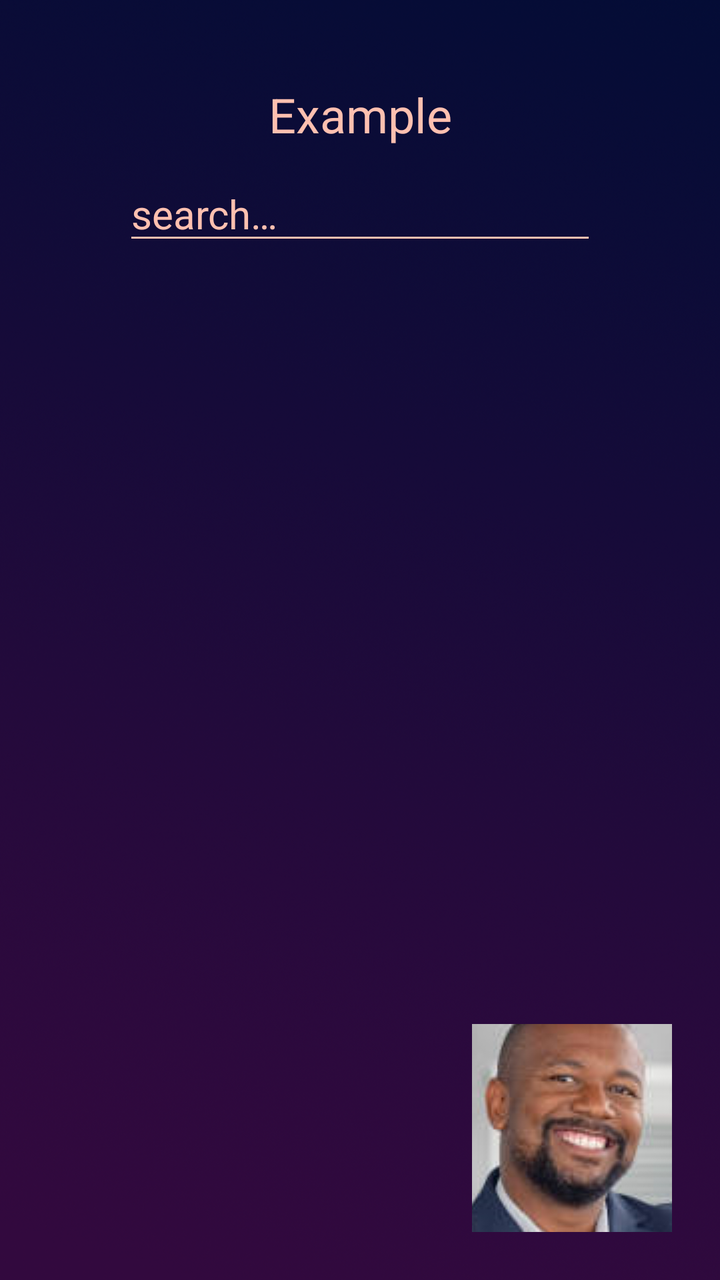
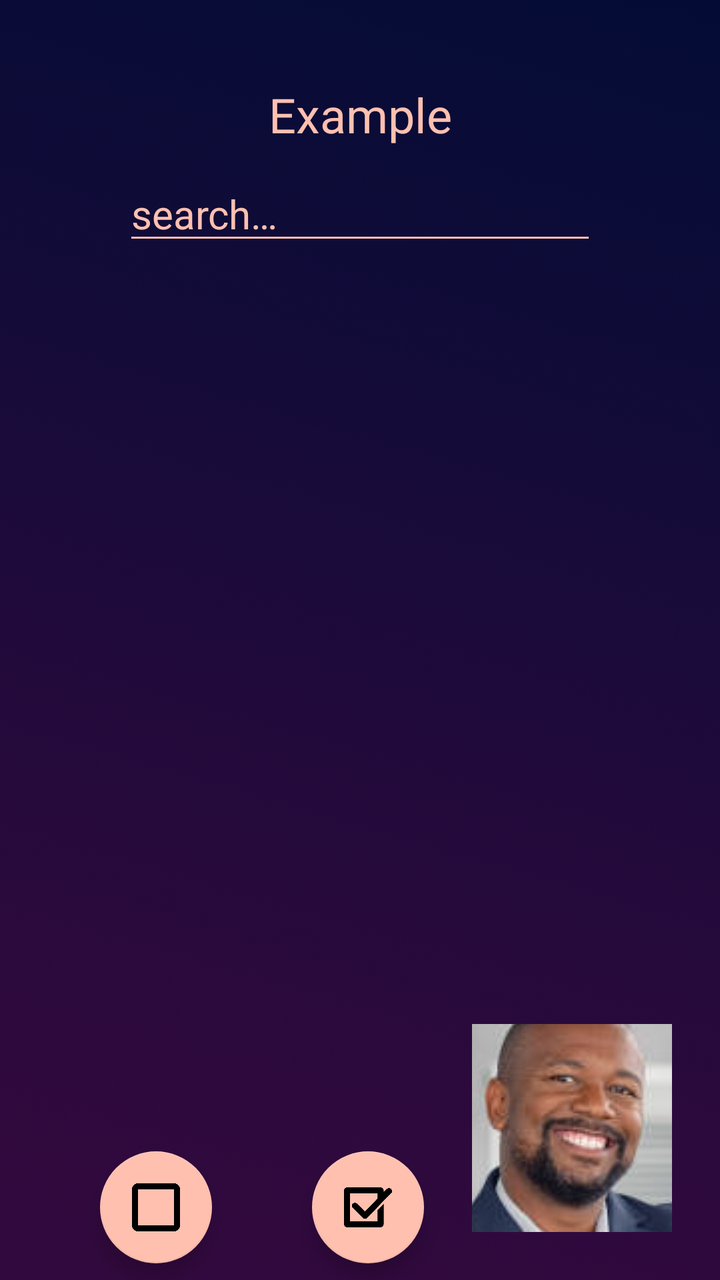

Screens rendered from an Android XML layout before and after an edit, with the pre-edit source and the edit as a unified diff.
<!-- AndroidManifest.xml: activity theme Theme.Tasqr_NoToolBar -->
<!-- res/layout/activity_addusers.xml -->
<?xml version="1.0" encoding="utf-8"?>
<androidx.constraintlayout.widget.ConstraintLayout xmlns:android="http://schemas.android.com/apk/res/android"
    xmlns:app="http://schemas.android.com/apk/res-auto"
    xmlns:tools="http://schemas.android.com/tools"
    android:layout_width="match_parent"
    android:layout_height="match_parent"
    android:background="@drawable/backgroundlogin"
    tools:context=".AddUsersActivity">

    <ListView
        android:id="@+id/companylist"
        android:layout_width="0dp"
        android:layout_height="0dp"
        android:choiceMode="multipleChoice"
        app:layout_constraintBottom_toBottomOf="parent"
        app:layout_constraintHeight_percent="0.75"
        app:layout_constraintWidth_percent="1"
        app:layout_constraintStart_toStartOf="parent"
        app:layout_constraintTop_toBottomOf="@+id/editTextOwnership"
        app:layout_constraintVertical_bias="1.0" />

    <androidx.constraintlayout.widget.ConstraintLayout
        android:id="@+id/constraintLayout"
        android:layout_width="wrap_content"
        android:layout_height="wrap_content"
        app:layout_constraintBottom_toBottomOf="parent"
        app:layout_constraintEnd_toEndOf="parent"
        app:layout_constraintTop_toTopOf="parent"
        app:layout_constraintVertical_bias="1.0">

        <ImageButton
            android:id="@+id/snickers"
            android:layout_width="100dp"
            android:layout_height="104dp"
            android:layout_marginEnd="24dp"
            android:layout_marginBottom="24dp"
            app:layout_constraintBottom_toBottomOf="parent"
            app:layout_constraintEnd_toEndOf="parent"
            app:srcCompat="@drawable/avatar" />
    </androidx.constraintlayout.widget.ConstraintLayout>

    <TextView
        android:id="@+id/changeOwnershipTitle"
        android:layout_width="wrap_content"
        android:layout_height="wrap_content"
        android:layout_marginBottom="10dp"
        android:text="Example"
        android:textColor="@color/text_color"
        android:textColorHighlight="@color/text_color"
        android:textSize="24sp"
        app:layout_constraintBottom_toTopOf="@+id/editTextOwnership"
        app:layout_constraintEnd_toEndOf="parent"
        app:layout_constraintStart_toStartOf="parent" />

    <EditText
        android:id="@+id/editTextOwnership"
        android:layout_width="wrap_content"
        android:layout_height="wrap_content"
        android:backgroundTint="@color/text_color"
        android:ems="10"
        android:hint="@string/search"
        android:inputType="textPersonName"
        android:textColor="@color/text_color"
        android:textColorHint="@color/text_color"
        android:textSize="20sp"
        app:layout_constraintBottom_toBottomOf="parent"
        app:layout_constraintEnd_toEndOf="parent"
        app:layout_constraintStart_toStartOf="parent"
        app:layout_constraintTop_toTopOf="parent"
        app:layout_constraintVertical_bias="0.13999999" />

</androidx.constraintlayout.widget.ConstraintLayout>
<!-- resources referenced by this layout -->
<resources>
  <color name="text_color">#FFC0B0</color>
  <!-- drawable avatar: png bitmap (drawable, 55048 bytes) -->
  <!-- drawable backgroundlogin: jpg bitmap (drawable, 9335 bytes) -->
  <string name="search">search…</string>
  <style name="Theme.Tasqr_NoToolBar" parent="Theme.MaterialComponents.Light.NoActionBar">
          
          <item name="colorPrimary">@color/tasqr_yellow</item>
          <item name="colorPrimaryVariant">@color/purple_700</item>
          <item name="colorOnPrimary">@color/white</item>
          
          <item name="colorSecondary">@color/teal_200</item>
          <item name="colorSecondaryVariant">@color/teal_700</item>
          <item name="colorOnSecondary">@color/black</item>
          
          <item name="android:statusBarColor">@color/status_bar_color</item>
          
      </style>
  <color name="tasqr_yellow">#FFD900</color>
  <color name="purple_700">#FF3700B3</color>
  <color name="white">#FFFFFFFF</color>
  <color name="teal_200">#FF03DAC5</color>
  <color name="teal_700">#FF018786</color>
  <color name="black">#FF000000</color>
  <color name="status_bar_color">#070C36</color>
</resources>

<!-- the commit's change to res/layout/activity_addusers.xml (unified diff, before → after) -->
@@ -13,11 +13,11 @@
         android:layout_height="0dp"
         android:choiceMode="multipleChoice"
         app:layout_constraintBottom_toBottomOf="parent"
-        app:layout_constraintHeight_percent="0.75"
-        app:layout_constraintWidth_percent="1"
+        app:layout_constraintHeight_percent="0.65"
         app:layout_constraintStart_toStartOf="parent"
         app:layout_constraintTop_toBottomOf="@+id/editTextOwnership"
-        app:layout_constraintVertical_bias="1.0" />
+        app:layout_constraintVertical_bias="0.25"
+        app:layout_constraintWidth_percent="1" />
 
     <androidx.constraintlayout.widget.ConstraintLayout
         android:id="@+id/constraintLayout"
@@ -69,4 +69,29 @@
         app:layout_constraintTop_toTopOf="parent"
         app:layout_constraintVertical_bias="0.13999999" />
 
+    <com.google.android.material.floatingactionbutton.FloatingActionButton
+        android:id="@+id/checkAllButton"
+        android:layout_width="wrap_content"
+        android:layout_height="wrap_content"
+        android:layout_alignParentBottom="true"
+        android:layout_marginStart="50dp"
+        android:tint="@color/tasqr_yellow"
+        app:backgroundTint="@color/text_color"
+        app:layout_constraintBottom_toBottomOf="parent"
+        app:layout_constraintStart_toEndOf="@+id/uncheckAllButton"
+        app:layout_constraintTop_toBottomOf="@+id/companylist"
+        app:srcCompat="@drawable/square_with_verification_sign" />
+
+    <com.google.android.material.floatingactionbutton.FloatingActionButton
+        android:id="@+id/uncheckAllButton"
+        android:layout_width="wrap_content"
+        android:layout_height="wrap_content"
+        android:layout_marginStart="50dp"
+        android:tint="@color/tasqr_yellow"
+        app:backgroundTint="@color/text_color"
+        app:layout_constraintBottom_toBottomOf="parent"
+        app:layout_constraintStart_toStartOf="parent"
+        app:layout_constraintTop_toBottomOf="@+id/companylist"
+        app:srcCompat="@drawable/unchecked_sign" />
+
 </androidx.constraintlayout.widget.ConstraintLayout>
<!-- resource entries referenced after the edit -->
@@ -3,6 +3,8 @@
   <color name="text_color">#FFC0B0</color>
   <!-- drawable avatar: png bitmap (drawable, 55048 bytes) -->
   <!-- drawable backgroundlogin: jpg bitmap (drawable, 9335 bytes) -->
+  <!-- drawable square_with_verification_sign: png bitmap (drawable, 5905 bytes) -->
+  <!-- drawable unchecked_sign: png bitmap (drawable, 2338 bytes) -->
   <string name="search">search…</string>
   <style name="Theme.Tasqr_NoToolBar" parent="Theme.MaterialComponents.Light.NoActionBar">
           
